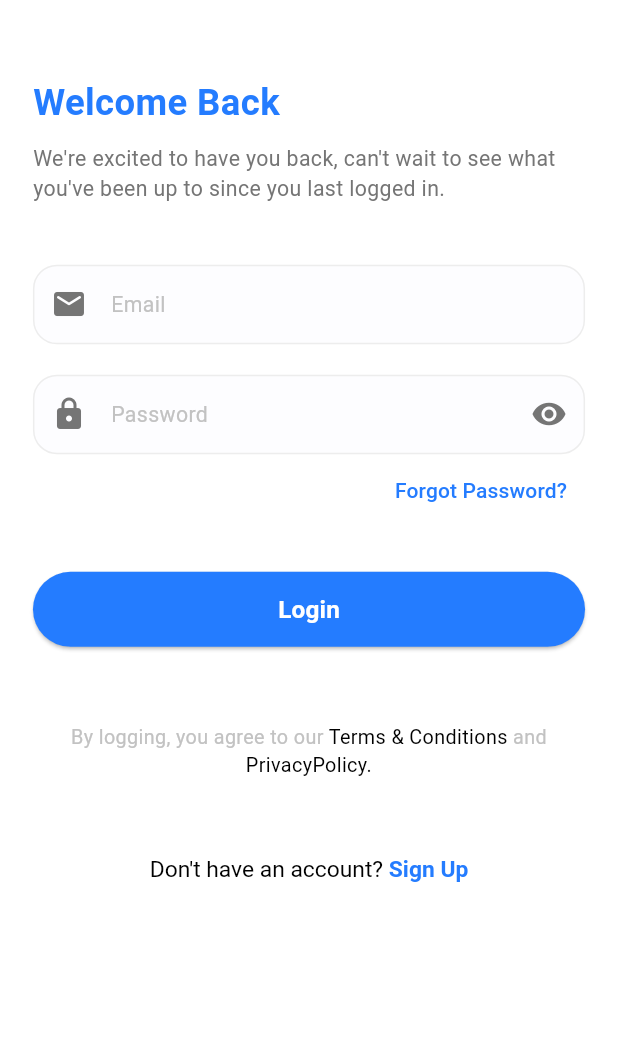
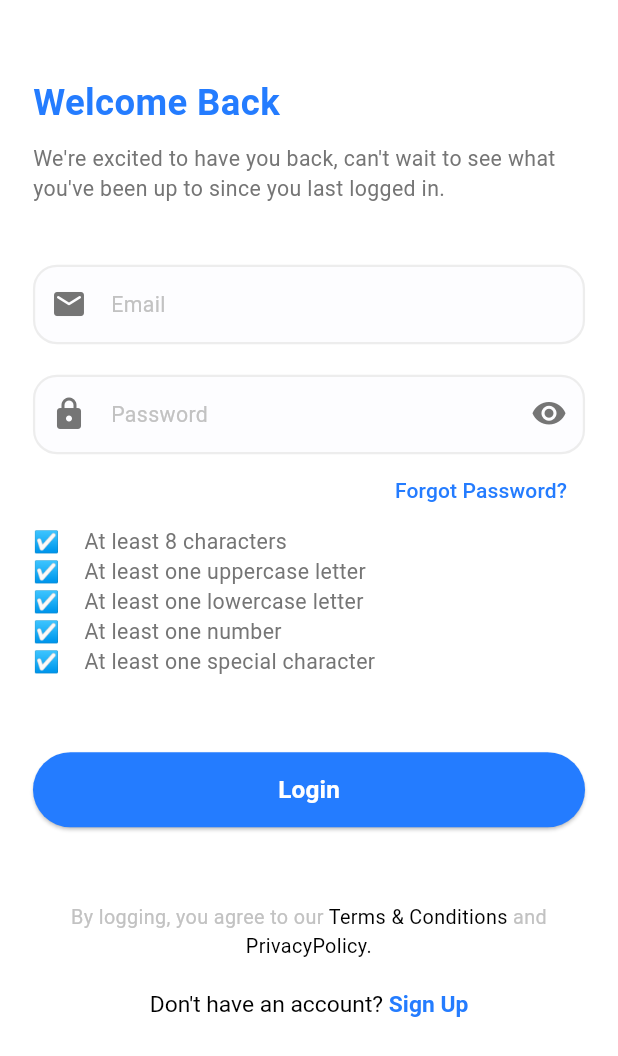
Before and after one commit to MohamedMamdouh-432/Doctor-Appointment-App, a Flutter app: the screen it shows after launch, after a tap on "Get Started", after a tap on "Login", on a phone screen of 412 x 824 dp. Shown: the top 1056 px of the screen. Run offline on Flutter 3.47's test engine with Material 3 defaults, Android fonts, the phone set to English and light mode, and no system bars; our stand-ins replace dio, flutter_bloc, flutter_screenutil, flutter_svg, freezed_annotation, gap and 5 more; generated files the repository leaves out were written again; network calls fail.

Commit message:
adding login states/cubit - validation conditions

```diff
--- /dev/null
+++ b/lib/core/di/dependency_injection.dart
@@ -0,0 +1,16 @@
+import 'package:get_it/get_it.dart';
+import 'package:testing_app/core/networking/api_service.dart';
+import 'package:testing_app/core/networking/dio_factory.dart';
+import 'package:testing_app/features/login/data/repos/login_repo.dart';
+import 'package:testing_app/features/login/logic/cubit/login_cubit.dart';
+
+final getIt = GetIt.instance;
+
+Future<void> setupDI() async {
+  // dio
+  final dio = DioFactory.getDio();
+  getIt.registerLazySingleton<ApiService>(() => ApiService(dio));
+  // login
+  getIt.registerLazySingleton<LoginRepo>(() => LoginRepo(getIt()));
+  getIt.registerLazySingleton<LoginCubit>(() => LoginCubit(getIt()));
+}
--- a/lib/core/networking/api_error_handler.dart
+++ b/lib/core/networking/api_error_handler.dart
@@ -17,7 +17,7 @@ enum DataSource {
   CACHE_ERROR,
   NO_INTERNET_CONNECTION,
   // API_LOGIC_ERROR,
-  DEFAULT
+  DEFAULT,
 }
 
 class ResponseCode {
@@ -69,65 +69,83 @@ extension DataSourceExtension on DataSource {
     switch (this) {
       case DataSource.NO_CONTENT:
         return ApiErrorModel(
-            code: ResponseCode.NO_CONTENT, message: ResponseMessage.NO_CONTENT);
+          code: ResponseCode.NO_CONTENT,
+          message: ResponseMessage.NO_CONTENT,
+        );
       case DataSource.BAD_REQUEST:
         return ApiErrorModel(
           code: ResponseCode.BAD_REQUEST,
-            message: ResponseMessage.BAD_REQUEST);
+          message: ResponseMessage.BAD_REQUEST,
+        );
       case DataSource.FORBIDDEN:
         return ApiErrorModel(
-            code: ResponseCode.FORBIDDEN, message: ResponseMessage.FORBIDDEN);
+          code: ResponseCode.FORBIDDEN,
+          message: ResponseMessage.FORBIDDEN,
+        );
       case DataSource.UNAUTORISED:
         return ApiErrorModel(
           code: ResponseCode.UNAUTORISED,
-            message: ResponseMessage.UNAUTORISED);
+          message: ResponseMessage.UNAUTORISED,
+        );
       case DataSource.NOT_FOUND:
         return ApiErrorModel(
-            code: ResponseCode.NOT_FOUND, message: ResponseMessage.NOT_FOUND);
+          code: ResponseCode.NOT_FOUND,
+          message: ResponseMessage.NOT_FOUND,
+        );
       case DataSource.INTERNAL_SERVER_ERROR:
         return ApiErrorModel(
           code: ResponseCode.INTERNAL_SERVER_ERROR,
-            message: ResponseMessage.INTERNAL_SERVER_ERROR);
+          message: ResponseMessage.INTERNAL_SERVER_ERROR,
+        );
       case DataSource.CONNECT_TIMEOUT:
         return ApiErrorModel(
           code: ResponseCode.CONNECT_TIMEOUT,
-            message: ResponseMessage.CONNECT_TIMEOUT);
+          message: ResponseMessage.CONNECT_TIMEOUT,
+        );
       case DataSource.CANCEL:
         return ApiErrorModel(
-            code: ResponseCode.CANCEL, message: ResponseMessage.CANCEL);
+          code: ResponseCode.CANCEL,
+          message: ResponseMessage.CANCEL,
+        );
       case DataSource.RECIEVE_TIMEOUT:
         return ApiErrorModel(
           code: ResponseCode.RECIEVE_TIMEOUT,
-            message: ResponseMessage.RECIEVE_TIMEOUT);
+          message: ResponseMessage.RECIEVE_TIMEOUT,
+        );
       case DataSource.SEND_TIMEOUT:
         return ApiErrorModel(
           code: ResponseCode.SEND_TIMEOUT,
-            message: ResponseMessage.SEND_TIMEOUT);
+          message: ResponseMessage.SEND_TIMEOUT,
+        );
       case DataSource.CACHE_ERROR:
         return ApiErrorModel(
           code: ResponseCode.CACHE_ERROR,
-            message: ResponseMessage.CACHE_ERROR);
+          message: ResponseMessage.CACHE_ERROR,
+        );
       case DataSource.NO_INTERNET_CONNECTION:
         return ApiErrorModel(
           code: ResponseCode.NO_INTERNET_CONNECTION,
-            message: ResponseMessage.NO_INTERNET_CONNECTION);
+          message: ResponseMessage.NO_INTERNET_CONNECTION,
+        );
       case DataSource.DEFAULT:
         return ApiErrorModel(
-            code: ResponseCode.DEFAULT, message: ResponseMessage.DEFAULT);
+          code: ResponseCode.DEFAULT,
+          message: ResponseMessage.DEFAULT,
+        );
     }
   }
 }
 
 class ErrorHandler implements Exception {
-  late ApiErrorModel apiErrorModel;
+  late ApiErrorModel failure;
 
   ErrorHandler.handle(dynamic error) {
     if (error is DioException) {
       // dio error so its an error from response of the API or from dio itself
-      apiErrorModel = _handleError(error);
+      failure = _handleError(error);
     } else {
       // default error
-      apiErrorModel = DataSource.DEFAULT.getFailure();
+      failure = DataSource.DEFAULT.getFailure();
     }
   }
 }
--- a/lib/core/routing/app_router.dart
+++ b/lib/core/routing/app_router.dart
@@ -1,5 +1,8 @@
+import 'package:flutter_bloc/flutter_bloc.dart';
 import 'package:go_router/go_router.dart';
+import 'package:testing_app/core/di/dependency_injection.dart';
 import 'package:testing_app/core/routing/routes.dart';
+import 'package:testing_app/features/login/logic/cubit/login_cubit.dart';
 import 'package:testing_app/features/login/ui/screens/login_screen.dart';
 import 'package:testing_app/features/onboarding/ui/screens/onboarding_screen.dart';
 
@@ -11,7 +14,10 @@ final GoRouter appRouter = GoRouter(
     ),
     GoRoute(
       path: Routes.loginScreen,
-      builder: (context, state) => const LoginScreen(),
+      builder: (context, state) => BlocProvider(
+        create: (context) => getIt<LoginCubit>(),
+        child: const LoginScreen(),
+      ),
     ),
   ],
 );
--- a/lib/core/widgets/generic_text_field.dart
+++ b/lib/core/widgets/generic_text_field.dart
@@ -3,19 +3,28 @@ import 'package:flutter_screenutil/flutter_screenutil.dart';
 import 'package:testing_app/core/theming/colors.dart';
 import 'package:velocity_x/velocity_x.dart';
 
-class GenericTextField extends StatelessWidget {
+class GenericTextField extends StatefulWidget {
   final String hint;
   final IconData preIcon;
-  final IconData? sufIcon;
-  final bool isObsecure;
+  bool isObsecure;
+  void Function(String) onChanged;
+  String? Function(String?)? validator;
 
-  const GenericTextField({
+  GenericTextField({
     super.key,
     required this.hint,
     required this.preIcon,
-    this.sufIcon,
+    required this.onChanged,
+    this.validator,
     this.isObsecure = false,
   });
+
+  @override
+  State<GenericTextField> createState() => _GenericTextFieldState();
+}
+
+class _GenericTextFieldState extends State<GenericTextField> {
+  bool show = true;
 
   @override
   Widget build(BuildContext context) {
@@ -23,28 +32,46 @@ class GenericTextField extends StatelessWidget {
       decoration: InputDecoration(
         enabledBorder: OutlineInputBorder(
           borderRadius: BorderRadius.circular(16),
-          borderSide: BorderSide(color: ColorsManager.brighterGray, width: 1.0),
+          borderSide: BorderSide(color: ColorsManager.brighterGray, width: 1.5),
         ),
         focusedBorder: OutlineInputBorder(
           gapPadding: 10.0,
           borderRadius: BorderRadius.circular(16),
-          borderSide: BorderSide(color: ColorsManager.mainBlue, width: 2.0),
+          borderSide: BorderSide(color: ColorsManager.mainBlue, width: 1.5),
         ),
         errorBorder: OutlineInputBorder(
           gapPadding: 10.0,
           borderRadius: BorderRadius.circular(16),
-          borderSide: BorderSide(color: ColorsManager.brightRed, width: 2.0),
+          borderSide: BorderSide(color: ColorsManager.brightRed, width: 1.5),
+        ),
+        focusedErrorBorder: OutlineInputBorder(
+          gapPadding: 10.0,
+          borderRadius: BorderRadius.circular(16),
+          borderSide: BorderSide(color: ColorsManager.brightRed, width: 1.5),
         ),
         filled: true,
         fillColor: ColorsManager.brightestGray,
-        hint: hint.text.size(14.sp).color(ColorsManager.brightGray).make(),
-        prefixIcon: Icon(preIcon, color: ColorsManager.gray),
-        suffixIcon: sufIcon != null
-            ? Icon(sufIcon, color: ColorsManager.gray)
+        hint: widget.hint.text
+            .size(14.sp)
+            .color(ColorsManager.brightGray)
+            .make(),
+        prefixIcon: Icon(widget.preIcon, color: ColorsManager.gray),
+        suffixIcon: widget.isObsecure
+            ? IconButton(
+                onPressed: () => setState(() => show = !show),
+                icon: Icon(
+                  show
+                      ? Icons.visibility_rounded
+                      : Icons.visibility_off_rounded,
+                  color: ColorsManager.gray,
+                ),
+              )
             : null,
       ),
-      obscureText: isObsecure,
+      obscureText: widget.isObsecure ? show : false,
       style: TextStyle(color: ColorsManager.darkBlue, fontSize: 14.sp),
+      onChanged: widget.onChanged,
+      validator: widget.validator,
     );
   }
 }
--- /dev/null
+++ b/lib/features/login/data/repos/login_repo.dart
@@ -0,0 +1,20 @@
+import 'package:testing_app/core/networking/api_error_handler.dart';
+import 'package:testing_app/core/networking/api_result.dart';
+import 'package:testing_app/core/networking/api_service.dart';
+import 'package:testing_app/features/login/data/models/login_request_body.dart';
+import 'package:testing_app/features/login/data/models/login_response.dart';
+
+class LoginRepo {
+  final ApiService _apiService;
+
+  LoginRepo(this._apiService);
+
+  Future<ApiResult<LoginResponse>> login(LoginRequestBody loginRequestBody) async {
+    try {
+      final response = await _apiService.login(loginRequestBody);
+      return ApiResult.success(response);
+    } catch (e) {
+      return ApiResult.failure(ErrorHandler.handle(e));
+    }
+  }
+}
--- /dev/null
+++ b/lib/features/login/logic/cubit/login_cubit.dart
@@ -0,0 +1,25 @@
+import 'package:flutter_bloc/flutter_bloc.dart';
+import 'package:testing_app/core/networking/api_result.dart';
+import 'package:testing_app/features/login/data/models/login_request_body.dart';
+import 'package:testing_app/features/login/data/repos/login_repo.dart';
+import 'package:testing_app/features/login/logic/cubit/login_state.dart';
+
+class LoginCubit extends Cubit<LoginState> {
+  final LoginRepo loginRepo;
+
+  LoginCubit(this.loginRepo) : super(LoginState.initial());
+
+  void login(LoginRequestBody body) async {
+    emit(LoginState.loading());
+    try {
+      final response = await loginRepo.login(body);
+      response.when(
+        success: (data) => emit(LoginState.success(data)),
+        failure: (error) =>
+            emit(LoginState.error(error.failure.message ?? '')),
+      );
+    } catch (e) {
+      emit(LoginState.error(e.toString()));
+    }
+  }
+}
--- /dev/null
+++ b/lib/features/login/logic/cubit/login_state.dart
@@ -0,0 +1,11 @@
+import 'package:freezed_annotation/freezed_annotation.dart';
+
+part 'login_state.freezed.dart';
+
+@freezed
+class LoginState<T> with _$LoginState<T> {
+  const factory LoginState.initial() = _Initial;
+  const factory LoginState.loading() = Loading;
+  const factory LoginState.success(T data) = Success<T>;
+  const factory LoginState.error(String message) = Error;
+}
--- a/lib/features/login/ui/components/footer_section.dart
+++ b/lib/features/login/ui/components/footer_section.dart
@@ -11,7 +11,7 @@ class FooterSection extends StatelessWidget {
   @override
   Widget build(BuildContext context) {
     return Column(
-      spacing: 50.h,
+      spacing: 20.h,
       children: [
         Text.rich(
           textAlign: TextAlign.center,
--- a/lib/features/login/ui/components/login_form.dart
+++ b/lib/features/login/ui/components/login_form.dart
@@ -1,10 +1,13 @@
 import 'package:flutter/material.dart';
+import 'package:flutter_bloc/flutter_bloc.dart';
 import 'package:flutter_screenutil/flutter_screenutil.dart';
 import 'package:gap/gap.dart';
 import 'package:testing_app/core/theming/colors.dart';
 import 'package:testing_app/core/widgets/generic_button.dart';
 import 'package:testing_app/core/widgets/generic_text_field.dart';
-import 'package:testing_app/features/login/ui/components/footer_section.dart';
+import 'package:testing_app/features/login/data/models/login_request_body.dart';
+import 'package:testing_app/features/login/logic/cubit/login_cubit.dart';
+import 'package:testing_app/features/login/ui/widgets/password_check_line.dart';
 import 'package:velocity_x/velocity_x.dart';
 
 class LoginForm extends StatefulWidget {
@@ -15,6 +18,7 @@ class LoginForm extends StatefulWidget {
 }
 
 class _LoginFormState extends State<LoginForm> {
+  String email = '', password = '';
   final GlobalKey<FormState> _formKey = GlobalKey<FormState>();
 
   @override
@@ -24,13 +28,22 @@ class _LoginFormState extends State<LoginForm> {
       autovalidateMode: AutovalidateMode.onUserInteraction,
       child: Column(
         children: [
-          GenericTextField(hint: 'Email', preIcon: Icons.email_rounded),
+          GenericTextField(
+            hint: 'Email',
+            preIcon: Icons.email_rounded,
+            onChanged: (v) => setState(() => email = v),
+            validator: (v) {
+              RegExp regExp = RegExp(r'^[\w-\.]+@([\w-]+\.)+[\w-]{2,4}$');
+              if (!regExp.hasMatch(v!)) return 'Invalid email';
+              return null;
+            },
+          ),
           Gap(20.h),
           GenericTextField(
             hint: 'Password',
             isObsecure: true,
             preIcon: Icons.lock_rounded,
-            sufIcon: Icons.remove_red_eye_rounded,
+            onChanged: (v) => setState(() => password = v),
           ),
           Align(
             alignment: AlignmentDirectional.centerEnd,
@@ -41,10 +54,31 @@ class _LoginFormState extends State<LoginForm> {
                   .make(),
             ),
           ),
-          Gap(30.h),
-          GenericButton(content: 'Login', onPressed: () => {}),
+          // password rules rows
+          PasswordCheckLine('At least 8 characters', password.length >= 8),
+          PasswordCheckLine(
+            'At least one uppercase letter',
+            password.contains(RegExp(r'[A-Z]')),
+          ),
+          PasswordCheckLine(
+            'At least one lowercase letter',
+            password.contains(RegExp(r'[a-z]')),
+          ),
+          PasswordCheckLine(
+            'At least one number',
+            password.contains(RegExp(r'[0-9]')),
+          ),
+          PasswordCheckLine(
+            'At least one special character',
+            password.contains(RegExp(r'[!@#$%^&*(),.?":{}|<>]')),
+          ),
           Gap(50.h),
-          FooterSection(),
+          GenericButton(
+            content: 'Login',
+            onPressed: () => context.read<LoginCubit>().login(
+              LoginRequestBody(email: email, password: password),
+            ),
+          ),
         ],
       ),
     );
--- a/lib/features/login/ui/screens/login_screen.dart
+++ b/lib/features/login/ui/screens/login_screen.dart
@@ -1,6 +1,7 @@
 import 'package:flutter/material.dart';
 import 'package:flutter_screenutil/flutter_screenutil.dart';
 import 'package:gap/gap.dart';
+import 'package:testing_app/features/login/ui/components/footer_section.dart';
 import 'package:testing_app/features/login/ui/components/headline_section.dart';
 import 'package:testing_app/features/login/ui/components/login_form.dart';
 
@@ -19,7 +20,8 @@ class LoginScreen extends StatelessWidget {
               HeadlineSection(),
               Gap(40.h),
               LoginForm(),
-
+              Gap(50.h),
+              FooterSection(),
             ],
           ),
         ),
--- /dev/null
+++ b/lib/features/login/ui/widgets/password_check_line.dart
@@ -0,0 +1,23 @@
+import 'package:flutter/material.dart';
+import 'package:flutter_screenutil/flutter_screenutil.dart';
+import 'package:gap/gap.dart';
+import 'package:testing_app/core/theming/colors.dart';
+import 'package:velocity_x/velocity_x.dart';
+
+class PasswordCheckLine extends StatelessWidget {
+  final String line;
+  final bool isValidated;
+
+  const PasswordCheckLine(this.line, this.isValidated, {super.key});
+
+  @override
+  Widget build(BuildContext context) {
+    return Row(
+      children: [
+        isValidated ? '✅'.text.make() : '☑️'.text.make(),
+        Gap(15.w),
+        line.text.size(14.sp).color(ColorsManager.gray).make(),
+      ],
+    );
+  }
+}
--- a/lib/features/onboarding/ui/widgets/doc_img_and_text.dart
+++ b/lib/features/onboarding/ui/widgets/doc_img_and_text.dart
@@ -25,7 +25,8 @@ class DocImgAndText extends StatelessWidget {
                 .color(ColorsManager.mainBlue)
                 .bold
                 .lineHeight(1.4)
-                .makeCentered(),
+                .center
+                .make(),
           ),
         ),
       ],
--- a/lib/main.dart
+++ b/lib/main.dart
@@ -1,5 +1,6 @@
 import 'package:flutter/material.dart';
 import 'package:flutter/services.dart';
+import 'package:testing_app/core/di/dependency_injection.dart';
 import 'package:testing_app/launcher.dart';
 
 void main() {
@@ -10,5 +11,6 @@ void main() {
       statusBarBrightness: Brightness.light,
     ),
   );
+  setupDI();
   runApp(const Launcher());
 }
--- a/pubspec.yaml
+++ b/pubspec.yaml
@@ -28,6 +28,7 @@ dependencies:
   go_router: ^16.2.0
   gap: ^3.0.1
   velocity_x: ^4.3.1
+  formz: ^0.8.0
 
 dev_dependencies:
   flutter_test:
```
Also changed, not shown: lib/features/login/logic/cubit/login_state.freezed.dart (added), pubspec.lock. Lines whose indentation alone changed are shown as unchanged.
